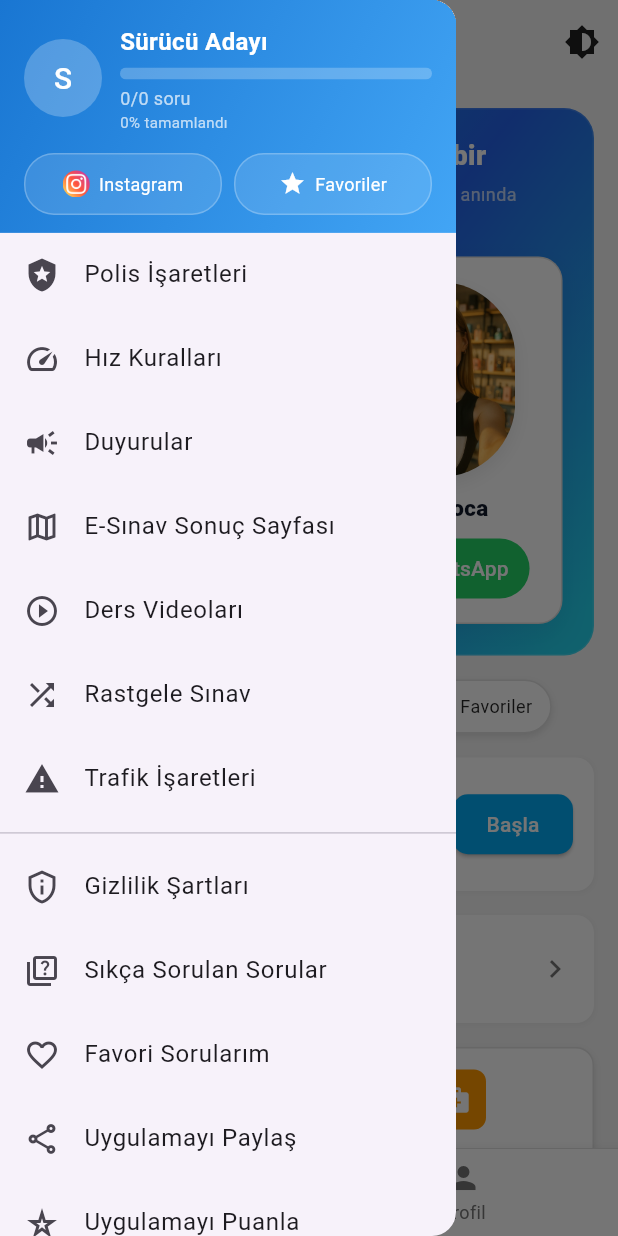
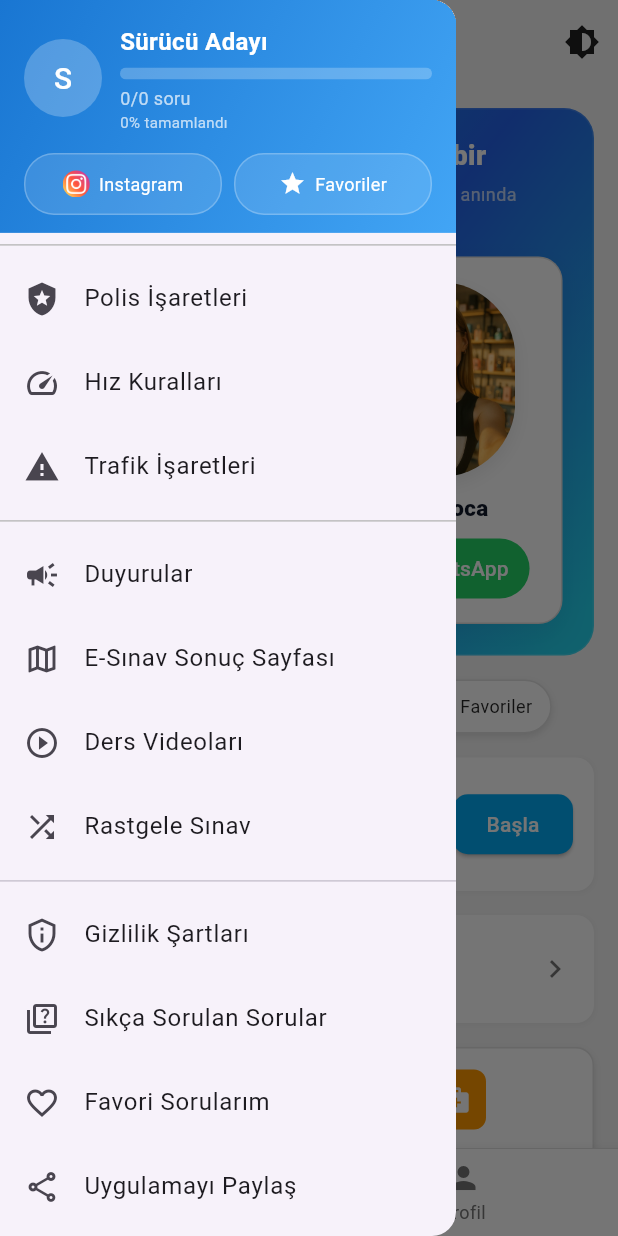
Before and after one commit to nmustafaozkaya/Driving-license, a Flutter app: the screen it shows after launch, with the side drawer open, on a phone screen of 412 x 824 dp. Run offline on Flutter 3.47's test engine with Material 3 defaults, Android fonts, the phone set to English and light mode, and no system bars; our stand-ins replace chewie, cloud_firestore, firebase_core, shared_preferences, video_player, webview_flutter; accounts and stored records are empty.

Commit message:
küçük değişiklik

```diff
--- a/lib/main.dart
+++ b/lib/main.dart
@@ -429,7 +429,8 @@ class _HomePageState extends State<HomePage> {
                                   minHeight: 8,
                                   value: _passProbability,
                                   backgroundColor: Colors.white24,
-                                valueColor: const AlwaysStoppedAnimation<Color>(
+                                  valueColor:
+                                      const AlwaysStoppedAnimation<Color>(
                                         Colors.limeAccent,
                                       ),
                                 ),
@@ -466,7 +467,7 @@ class _HomePageState extends State<HomePage> {
                         GestureDetector(
                           onTap: () {
                             Navigator.of(context).pop();
-                          _showMessage('Instagram');
+                            _openInstagram();
                           },
                           child: Container(
                             padding: const EdgeInsets.symmetric(
@@ -543,7 +544,12 @@ class _HomePageState extends State<HomePage> {
                   ],
                 ),
               ),
-            // Sıra: Duyurular, E-Sınav, Ders Videoları
+              // Çizgi
+              Divider(
+                color: isDark ? Colors.grey[600] : Colors.grey[400],
+                thickness: 1.0,
+              ),
+              // Trafik İşaretleri Grubu
               ListTile(
                 leading: const Icon(Icons.local_police),
                 title: const Text('Polis İşaretleri'),
@@ -567,12 +573,30 @@ class _HomePageState extends State<HomePage> {
                 },
               ),
               ListTile(
+                leading: const Icon(Icons.warning),
+                title: const Text('Trafik İşaretleri'),
+                onTap: () {
+                  Navigator.of(context).pop();
+                  Navigator.of(context).push(
+                    MaterialPageRoute(builder: (_) => const TrafficSignsPage()),
+                  );
+                },
+              ),
+              // Çizgi
+              Divider(
+                color: isDark ? Colors.grey[600] : Colors.grey[400],
+                thickness: 1.0,
+              ),
+              // Diğer Menüler
+              ListTile(
                 leading: const Icon(Icons.campaign),
                 title: const Text('Duyurular'),
                 onTap: () {
                   Navigator.of(context).pop();
                   Navigator.of(context).push(
-                  MaterialPageRoute(builder: (_) => const AnnouncementsPage()),
+                    MaterialPageRoute(
+                      builder: (_) => const AnnouncementsPage(),
+                    ),
                   );
                 },
               ),
@@ -600,17 +624,9 @@ class _HomePageState extends State<HomePage> {
                 onTap: () {
                   Navigator.of(context).pop();
                   Navigator.of(context).push(
-                  MaterialPageRoute(builder: (_) => const RandomAllQuizPage()),
-                );
-              },
-            ),
-            ListTile(
-              leading: const Icon(Icons.warning),
-              title: const Text('Trafik İşaretleri'),
-              onTap: () {
-                Navigator.of(context).pop();
-                Navigator.of(context).push(
-                  MaterialPageRoute(builder: (_) => const TrafficSignsPage()),
+                    MaterialPageRoute(
+                      builder: (_) => const RandomAllQuizPage(),
+                    ),
                   );
                 },
               ),
@@ -620,9 +636,9 @@ class _HomePageState extends State<HomePage> {
                 title: const Text('Gizlilik Şartları'),
                 onTap: () {
                   Navigator.of(context).pop();
-                Navigator.of(
-                  context,
-                ).push(MaterialPageRoute(builder: (_) => const PrivacyPage()));
+                  Navigator.of(context).push(
+                    MaterialPageRoute(builder: (_) => const PrivacyPage()),
+                  );
                 },
               ),
               ListTile(
```
Lines whose indentation alone changed are shown as unchanged.
